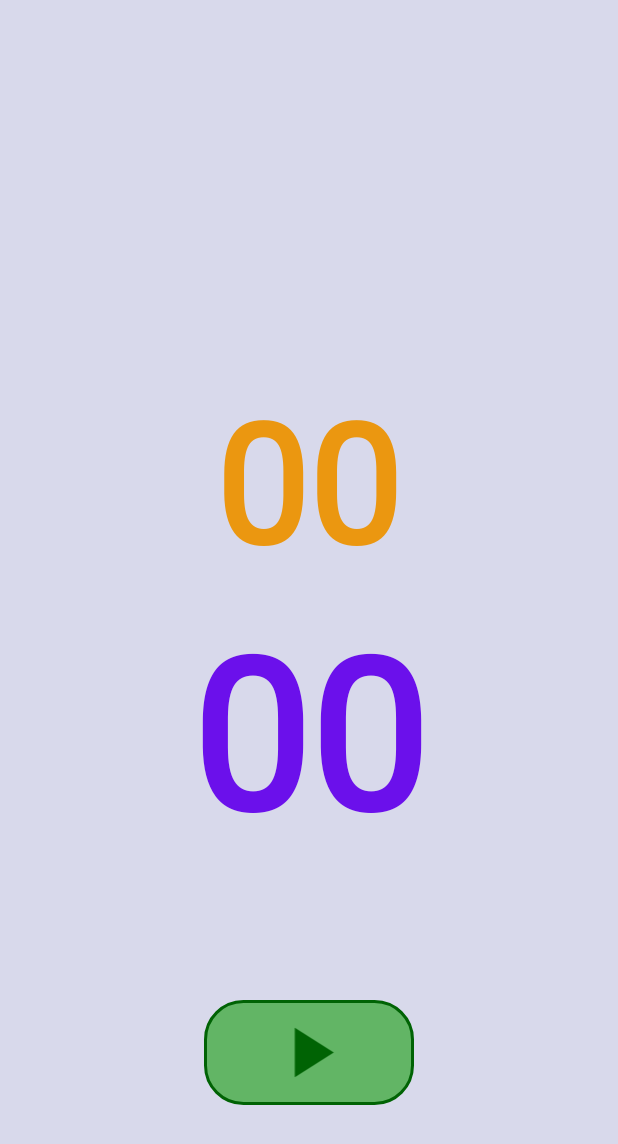
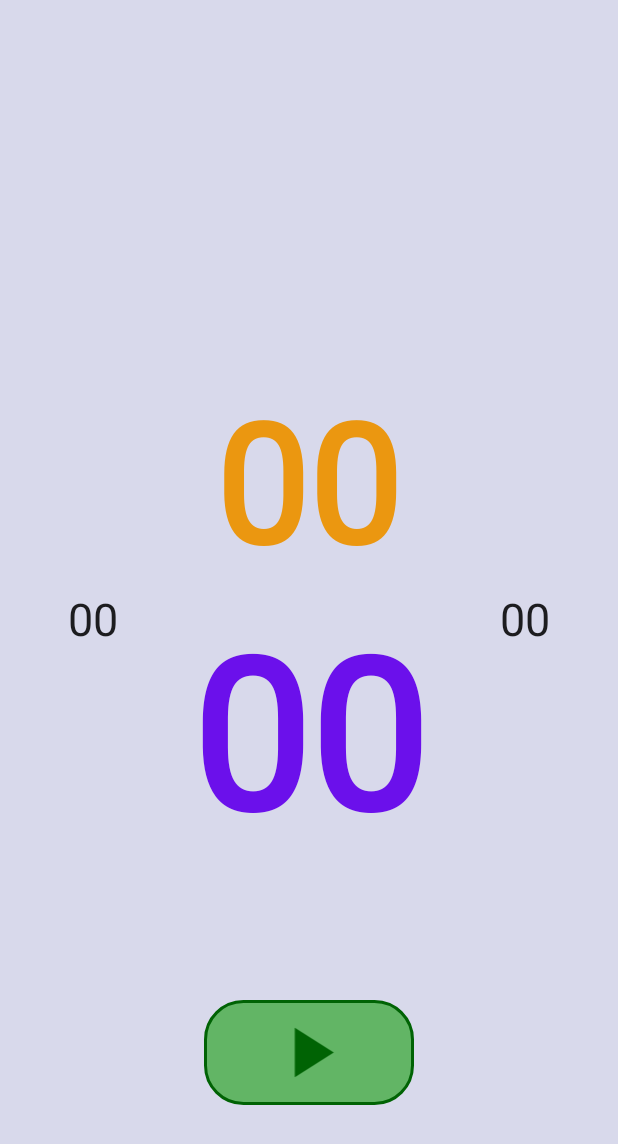
Before and after one commit to melqmarqs/CountDown, an Android app: the screen it shows after launch (MainActivity), after a tap on an icon or button, on a phone screen of 412 x 824 dp. Shown: the top 1144 px of the screen. Run offline under Robolectric (Android 15) with nearby library versions, the phone set to English and light mode, and no system bars.

Commit message:
Updating some methods and colors

```diff
--- a/app/src/main/java/com/melqmarqs/countdown/MainActivity.java
+++ b/app/src/main/java/com/melqmarqs/countdown/MainActivity.java
@@ -27,7 +27,7 @@ import com.google.android.material.snackbar.Snackbar;
 public class MainActivity extends AppCompatActivity {
 
     private ImageButton imgbtnPlay, imgbtnPause, imgbtnStop;
-    private EditText edtSec, edtMin;
+    private EditText edtSec, edtMin, edtRest, edtRound;
     private View mainView;
     private CountDownTimer cdt;
     private long auxMilli = 0;
@@ -99,15 +99,12 @@ public class MainActivity extends AppCompatActivity {
                     cdt = new CountDownTimer(auxMilli < 1_000 ? timeInMilli : auxMilli, 1_000) {
                         @Override
                         public void onTick(long l) {
+                            int min = (int) (l / 1_000) / 60;
+                            int sec = (int) (l / 1_000) % 60;
                             auxMilli = l; //store the time in milliseconds to reuse later
-                            int min = Integer.parseInt(String.valueOf(l / 60_000));
-                            edtMin.setText(min < 10 ? "0" + min : String.valueOf(min));
 
-                            int sec = (int) ((l - (min * 60_000)) / 1_000);
-                            edtSec.setText(sec < 10 ? "0" + sec : String.valueOf(sec));
-
-                            //if (min == 0 && sec <= 10)
-                                //edtSec.setTextColor(Color.rgb(232, 39, 42));
+                            edtMin.setText(String.format("%02d", min));
+                            edtSec.setText(String.format("%02d", sec));
 
                             updateColor(timeInMilli, l);
                         }
@@ -146,9 +143,9 @@ public class MainActivity extends AppCompatActivity {
                     edtSec.setEnabled(false);
 
                 } catch (Exception e) {
-                    Snackbar.make(mainView, R.string.check_numbers, Snackbar.LENGTH_LONG)
-                            .setTextColor(Color.rgb(255, 255, 255))
-                            .setBackgroundTint(Color.rgb(181, 24, 26))
+                    Snackbar.make(mainView, R.string.sorry_iamnotokay, Snackbar.LENGTH_LONG)
+                            .setTextColor(getResources().getColor(R.color.white))
+                            .setBackgroundTint(getResources().getColor(R.color.dark_red))
                             .show();
                 }
             }
@@ -183,10 +180,10 @@ public class MainActivity extends AppCompatActivity {
     }
 
     private void changeEditTextToDefaultColor(int min, int sec) {
-        edtMin.setText(min == 0 ? "00" : min < 10 ? "0" + min : String.valueOf(min));
-        edtMin.setTextColor(Color.rgb(235, 151, 16));
-        edtSec.setText(sec == 0 ? "00" : sec < 10 ? "0" + sec : String.valueOf(sec));
-        edtSec.setTextColor(Color.rgb(107, 16, 235));
+        edtMin.setText(String.format("%02d", min));
+        edtMin.setTextColor(getResources().getColor(R.color.normal_orange));
+        edtSec.setText(String.format("%02d", sec));
+        edtSec.setTextColor(getResources().getColor(R.color.normal_purple));
     }
 
     private void updateColor(long time, long parcialTime) {
--- a/app/src/main/res/layout/activity_main.xml
+++ b/app/src/main/res/layout/activity_main.xml
@@ -51,6 +51,36 @@
             android:textStyle="bold|normal" />
 
     </LinearLayout>
+
+    <EditText
+        android:layout_width="wrap_content"
+        android:layout_height="wrap_content"
+        android:id="@+id/edt_rest"
+        app:layout_constraintTop_toTopOf="@id/count_layout"
+        app:layout_constraintBottom_toBottomOf="@id/count_layout"
+        app:layout_constraintEnd_toEndOf="parent"
+        app:layout_constraintStart_toEndOf="@id/count_layout"
+        android:text="00"
+        android:textSize="30sp"
+        android:maxLength="2"
+        android:inputType="number"
+        android:digits="0123456789"
+        android:background="@drawable/custom_edt"/>
+
+    <EditText
+        android:layout_width="wrap_content"
+        android:layout_height="wrap_content"
+        android:id="@+id/edt_round"
+        app:layout_constraintTop_toTopOf="@id/count_layout"
+        app:layout_constraintBottom_toBottomOf="@id/count_layout"
+        app:layout_constraintEnd_toStartOf="@id/count_layout"
+        app:layout_constraintStart_toStartOf="parent"
+        android:text="00"
+        android:maxLength="2"
+        android:textSize="30sp"
+        android:inputType="number"
+        android:digits="0123456789"
+        android:background="@drawable/custom_edt"/>
 
     <ImageButton
         android:id="@+id/imgbtn_play"
--- a/app/src/main/res/values/colors.xml
+++ b/app/src/main/res/values/colors.xml
@@ -16,6 +16,7 @@
     <color name="dark_green">#006304</color>
     <color name="light_orange">#F7BD77</color>
     <color name="dark_orange">#BD6700</color>
+    <color name="normal_orange">#EB9710</color>
     <color name="normal_red">#E81013</color>
     <color name="dark_red">#B5181A</color>
     <color name="light_red">#FFABAC</color>
--- a/app/src/main/res/values/strings.xml
+++ b/app/src/main/res/values/strings.xml
@@ -2,4 +2,5 @@
     <string name="app_name">Timer</string>
 
     <string name="check_numbers">Houve algum problema. Verifique os números inseridos.</string>
+    <string name="sorry_iamnotokay">Desculpe, não estou me sentindo bem :(</string>
 </resources>
```
Also changed, not shown: 1 other file.
